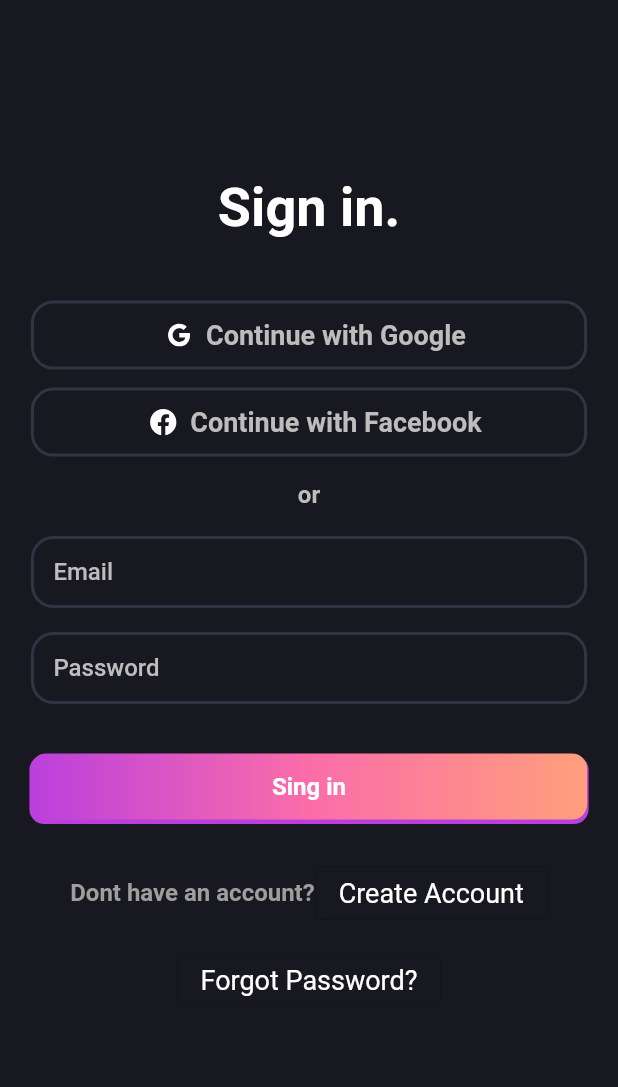
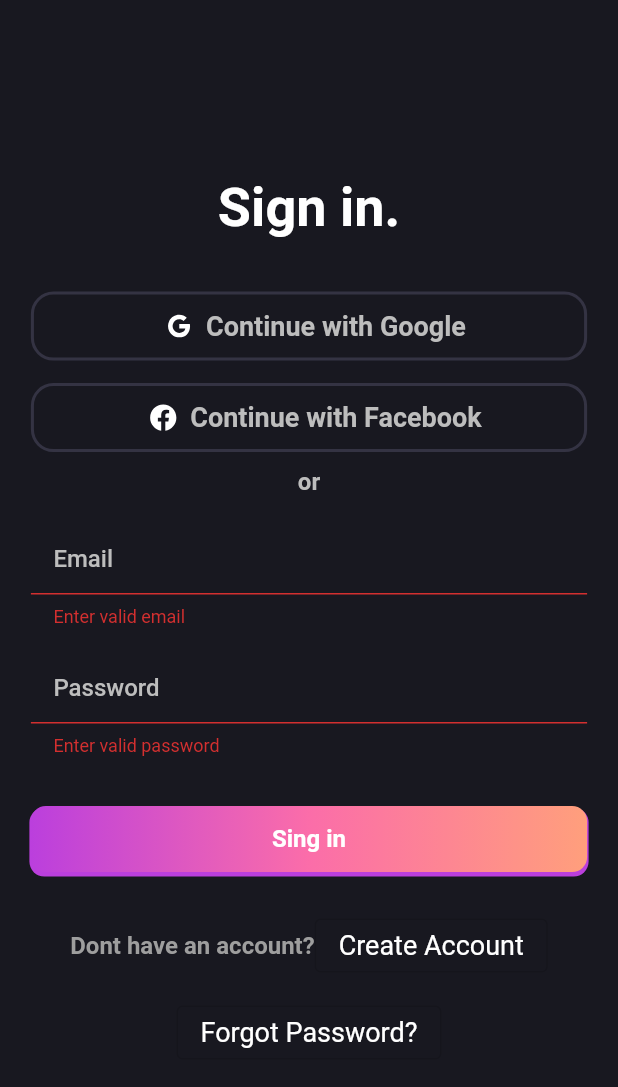
Before and after one commit to nurullahturkoglu/learndigital-google-flutter, a Flutter app: the screen it shows after launch, after a tap on "Sing in", on a phone screen of 412 x 824 dp. Shown: the top 1087 px of the screen. Run offline on Flutter 3.47's test engine with Material 2 defaults, Android fonts, the phone set to English and light mode, and no system bars; our stand-ins replace awesome_snackbar_content, firebase_auth, firebase_core, flutter_riverpod, flutter_svg, google_fonts and 1 more; accounts and stored records are empty; network calls fail.

Commit message:
added functionality  & snackbar to login ui

```diff
--- a/lib/auth/custom_textfield.dart
+++ b/lib/auth/custom_textfield.dart
@@ -1,7 +1,7 @@
 import 'package:flutter/material.dart';
 import 'package:flutter/services.dart';
 
-extension ExtString on String {
+extension ExtStrings on String {
   bool get isValidEmail {
     final emailRegExp = RegExp(r"^[a-zA-Z0-9.]+@[a-zA-Z0-9]+\.[a-zA-Z]+");
     return emailRegExp.hasMatch(this);
--- a/lib/main.dart
+++ b/lib/main.dart
@@ -30,7 +30,7 @@ class MyApp extends StatelessWidget {
       theme: ThemeData(
         primarySwatch: Colors.blue,
       ),
-      home: const LoginUi(),
+      home: const LoginScreen(),
       debugShowCheckedModeBanner: false,
     );
   }
--- a/lib/palette.dart
+++ b/lib/palette.dart
@@ -1,3 +1,4 @@
+import 'package:awesome_snackbar_content/awesome_snackbar_content.dart';
 import 'package:flutter/material.dart';
 import 'package:flutter_svg/svg.dart';
 
@@ -35,4 +36,18 @@ class Pallete {
       height: 20,
     ),
   );
+
+  final snackBarSuccess = SnackBar(
+    /// need to set following properties for best effect of awesome_snackbar_content
+    elevation: 0,
+    behavior: SnackBarBehavior.floating,
+    backgroundColor: Colors.transparent,
+    content: AwesomeSnackbarContent(
+      title: 'Successful!',
+      message: 'Congrulations! Successful register.',
+
+      /// change contentType to ContentType.success, ContentType.warning or ContentType.help for variants
+      contentType: ContentType.success,
+    ),
+  );
 }
--- a/lib/screens/login_ui.dart
+++ b/lib/screens/login_ui.dart
@@ -1,13 +1,33 @@
 import 'package:flutter/material.dart';
 import 'package:google_fonts/google_fonts.dart';
 import '../palette.dart';
+import '../widgets/custom_login_textfield.dart';
 
-class LoginUi extends StatelessWidget {
-  const LoginUi({super.key});
+class LoginScreen extends StatefulWidget {
+  const LoginScreen({super.key});
+
+  @override
+  State<LoginScreen> createState() => _LoginScreenState();
+}
+
+class _LoginScreenState extends State<LoginScreen> {
+  final GlobalKey<FormState> _formKey = GlobalKey<FormState>();
+  final _messengerKey = GlobalKey<ScaffoldMessengerState>();
+  String _email = '';
+  String _password = '';
+
+  handleFormSave() {
+    if (_formKey.currentState!.validate()) {
+      _formKey.currentState!.save();
+      print('$_email $_password');
+      _messengerKey.currentState!.showSnackBar(Pallete().snackBarSuccess);
+    }
+  }
 
   @override
   Widget build(BuildContext context) {
     return MaterialApp(
+      scaffoldMessengerKey: _messengerKey,
       home: Scaffold(
         backgroundColor: Pallete.backgroundColor,
         body: Center(
@@ -15,6 +35,8 @@ class LoginUi extends StatelessWidget {
             heightFactor: 0.8,
             widthFactor: 0.9, // color: Palette,
             child: SingleChildScrollView(
+              child: Form(
+                key: _formKey,
                 child: Column(
                   crossAxisAlignment: CrossAxisAlignment.stretch,
                   children: [
@@ -24,21 +46,39 @@ class LoginUi extends StatelessWidget {
                       buttonText: 'Continue with Google',
                       icon: Pallete().googleSvgIcon,
                     ),
+                    const SizedBox(
+                      height: 15,
+                    ),
                     ContinueWithButton(
                       buttonText: 'Continue with Facebook',
                       icon: Pallete().facebookSvgIcon,
                     ),
                     const MidText(text: 'or'),
-                  const LoginTextField(
+                    LoginTextField(
                       hintText: 'Email',
                       isSecret: false,
+                      validator: (val) {
+                        if (!ExtString(val!).isValidEmail)
+                          return 'Enter valid email';
+                      },
+                      onSaved: (value) {
+                        _email = value;
+                      },
                     ),
-                  const LoginTextField(
+                    LoginTextField(
                       hintText: "Password",
                       isSecret: true,
+                      validator: (val) {
+                        if (!ExtString(val!).isValidPassword)
+                          return 'Enter valid password';
+                      },
+                      onSaved: (value) {
+                        _password = value;
+                      },
                     ),
-                  const SingInButton(
+                    SingInButton(
                       buttonText: 'Sing in',
+                      onPressed: handleFormSave,
                     ),
                     Row(
                       mainAxisAlignment: MainAxisAlignment.center,
@@ -66,6 +106,7 @@ class LoginUi extends StatelessWidget {
                       ),
                     ),
                   ],
+                ),
               ),
             ),
           ),
@@ -124,9 +165,11 @@ class GreyText extends StatelessWidget {
 
 class SingInButton extends StatelessWidget {
   final String buttonText;
+  final Function() onPressed;
   const SingInButton({
     super.key,
     required this.buttonText,
+    required this.onPressed,
   });
 
   @override
@@ -151,7 +194,7 @@ class SingInButton extends StatelessWidget {
         ),
       ),
       child: TextButton(
-        onPressed: () {},
+        onPressed: onPressed,
         child: Text(
           buttonText,
           style: const TextStyle(
@@ -165,50 +208,30 @@ class SingInButton extends StatelessWidget {
   }
 }
 
-class LoginTextField extends StatelessWidget {
-  final String hintText;
-  final bool isSecret;
-  const LoginTextField({
-    super.key,
-    required this.hintText,
-    required this.isSecret,
-  });
+extension ExtString on String {
+  bool get isValidEmail {
+    final emailRegExp = RegExp(r"^[a-zA-Z0-9.]+@[a-zA-Z0-9]+\.[a-zA-Z]+");
+    return emailRegExp.hasMatch(this);
+  }
 
-  @override
-  Widget build(BuildContext context) {
-    return Container(
-      margin: const EdgeInsets.symmetric(vertical: 8),
-      child: TextField(
-        style: const TextStyle(color: Pallete.whiteColor),
-        obscureText: isSecret ? true : false,
-        enableSuggestions: isSecret ? false : true,
-        autocorrect: isSecret ? false : true,
-        decoration: InputDecoration(
-          contentPadding: const EdgeInsets.only(left: 15),
-          hintText: hintText,
-          hintStyle: TextStyle(
-              color: Pallete().fontColor, fontWeight: FontWeight.w500),
-          enabledBorder: const OutlineInputBorder(
-            borderSide: BorderSide(
-              width: 2,
-              color: Pallete.borderColor,
-            ),
-            borderRadius: BorderRadius.all(
-              Radius.circular(15),
-            ),
-          ),
-          focusedBorder: const OutlineInputBorder(
-            borderSide: BorderSide(
-              width: 2,
-              color: Pallete.borderColor,
-            ),
-            borderRadius: BorderRadius.all(
-              Radius.circular(15),
-            ),
-          ),
-        ),
-      ),
-    );
+  bool get isValidName {
+    final nameRegExp =
+        RegExp(r"^\s*([A-Za-z]{1,}([\.,] |[-']| ))+[A-Za-z]+\.?\s*$");
+    return nameRegExp.hasMatch(this);
+  }
+
+  bool get isValidPassword {
+    final passwordRegExp = RegExp(r'^(?=.*[A-Za-z])(?=.*\d)[A-Za-z\d]{8,}$');
+    return passwordRegExp.hasMatch(this);
+  }
+
+  bool get isNotNull {
+    return this != null;
+  }
+
+  bool get isValidPhone {
+    final phoneRegExp = RegExp(r"^\+?0[0-9]{10}$");
+    return phoneRegExp.hasMatch(this);
   }
 }
 
@@ -247,8 +270,11 @@ class ContinueWithButton extends StatelessWidget {
 
   @override
   Widget build(BuildContext context) {
-    return Container(
-      margin: const EdgeInsets.symmetric(vertical: 6),
+    return InkWell(
+      onTap: () {
+        print("Click event on Container");
+      },
+      child: Container(
         padding: const EdgeInsets.symmetric(vertical: 3),
         decoration: BoxDecoration(
           border: Border.all(
@@ -272,6 +298,7 @@ class ContinueWithButton extends StatelessWidget {
               ),
             ),
           ],
+        ),
       ),
     );
   }
--- /dev/null
+++ b/lib/widgets/custom_login_textfield.dart
@@ -0,0 +1,82 @@
+import 'package:flutter/material.dart';
+import '../palette.dart';
+
+extension ExtString on String {
+  bool get isValidEmail {
+    final emailRegExp = RegExp(r"^[a-zA-Z0-9.]+@[a-zA-Z0-9]+\.[a-zA-Z]+");
+    return emailRegExp.hasMatch(this);
+  }
+
+  bool get isValidName {
+    final nameRegExp =
+        RegExp(r"^\s*([A-Za-z]{1,}([\.,] |[-']| ))+[A-Za-z]+\.?\s*$");
+    return nameRegExp.hasMatch(this);
+  }
+
+  bool get isValidPassword {
+    final passwordRegExp = RegExp(r'^(?=.*[A-Za-z])(?=.*\d)[A-Za-z\d]{8,}$');
+    return passwordRegExp.hasMatch(this);
+  }
+
+  bool get isNotNull {
+    return this != null;
+  }
+
+  bool get isValidPhone {
+    final phoneRegExp = RegExp(r"^\+?0[0-9]{10}$");
+    return phoneRegExp.hasMatch(this);
+  }
+}
+
+class LoginTextField extends StatelessWidget {
+  final String hintText;
+  final bool isSecret;
+  final Null Function(dynamic value) onSaved;
+  final String? Function(String?)? validator;
+  const LoginTextField({
+    super.key,
+    required this.hintText,
+    required this.isSecret,
+    required this.validator,
+    required this.onSaved,
+  });
+
+  @override
+  Widget build(BuildContext context) {
+    return Container(
+      margin: const EdgeInsets.symmetric(vertical: 8),
+      child: TextFormField(
+        validator: validator,
+        onSaved: onSaved,
+        style: const TextStyle(color: Pallete.whiteColor),
+        obscureText: isSecret ? true : false,
+        enableSuggestions: isSecret ? false : true,
+        autocorrect: isSecret ? false : true,
+        decoration: InputDecoration(
+          contentPadding: const EdgeInsets.only(left: 15),
+          hintText: hintText,
+          hintStyle: TextStyle(
+              color: Pallete().fontColor, fontWeight: FontWeight.w500),
+          enabledBorder: const OutlineInputBorder(
+            borderSide: BorderSide(
+              width: 2,
+              color: Pallete.borderColor,
+            ),
+            borderRadius: BorderRadius.all(
+              Radius.circular(15),
+            ),
+          ),
+          focusedBorder: const OutlineInputBorder(
+            borderSide: BorderSide(
+              width: 2,
+              color: Pallete.borderColor,
+            ),
+            borderRadius: BorderRadius.all(
+              Radius.circular(15),
+            ),
+          ),
+        ),
+      ),
+    );
+  }
+}
```
Also changed, not shown: lib/auth/register.dart (+13 -23 lines). Lines whose indentation alone changed are shown as unchanged.
